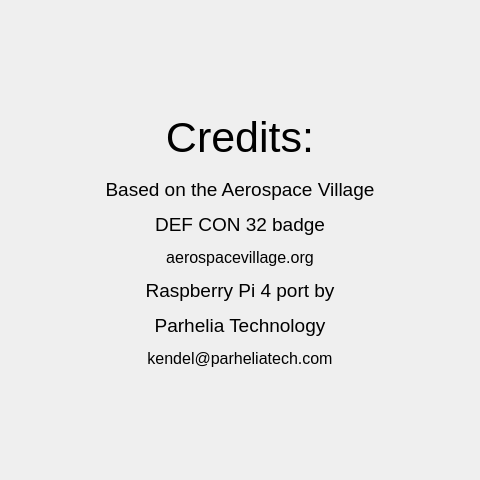
Old version of the form aeroscan-gui/winglet-ui/window/credits.ui in the repository kendelmccarley/AeroScan.
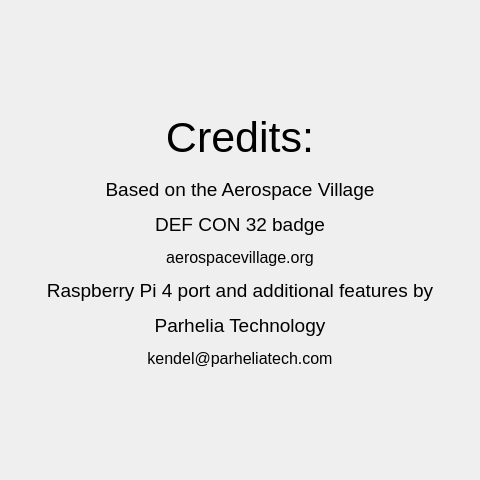
New version of the form.

Patch:
```diff
--- a/aeroscan-gui/winglet-ui/window/credits.ui
+++ b/aeroscan-gui/winglet-ui/window/credits.ui
@@ -67,7 +67,7 @@
    <item>
     <widget class="QLabel" name="label">
      <property name="text">
-      <string>&lt;html&gt;&lt;head/&gt;&lt;body&gt;&lt;p&gt;&lt;span style=&quot; font-size:14pt;&quot;&gt;Based on the Aerospace Village&lt;/span&gt;&lt;/p&gt;&lt;p&gt;&lt;span style=&quot; font-size:14pt;&quot;&gt;DEF CON 32 badge&lt;/span&gt;&lt;/p&gt;&lt;p&gt;&lt;span style=&quot; font-size:12pt;&quot;&gt;aerospacevillage.org&lt;/span&gt;&lt;/p&gt;&lt;p&gt;&lt;span style=&quot; font-size:14pt;&quot;&gt;Raspberry Pi 4 port by&lt;/span&gt;&lt;/p&gt;&lt;p&gt;&lt;span style=&quot; font-size:14pt;&quot;&gt;Parhelia Technology&lt;/span&gt;&lt;/p&gt;&lt;p&gt;&lt;span style=&quot; font-size:12pt;&quot;&gt;kendel@parheliatech.com&lt;/span&gt;&lt;/p&gt;&lt;/body&gt;&lt;/html&gt;</string>
+      <string>&lt;html&gt;&lt;head/&gt;&lt;body&gt;&lt;p&gt;&lt;span style=&quot; font-size:14pt;&quot;&gt;Based on the Aerospace Village&lt;/span&gt;&lt;/p&gt;&lt;p&gt;&lt;span style=&quot; font-size:14pt;&quot;&gt;DEF CON 32 badge&lt;/span&gt;&lt;/p&gt;&lt;p&gt;&lt;span style=&quot; font-size:12pt;&quot;&gt;aerospacevillage.org&lt;/span&gt;&lt;/p&gt;&lt;p&gt;&lt;span style=&quot; font-size:14pt;&quot;&gt;Raspberry Pi 4 port and additional features by&lt;/span&gt;&lt;/p&gt;&lt;p&gt;&lt;span style=&quot; font-size:14pt;&quot;&gt;Parhelia Technology&lt;/span&gt;&lt;/p&gt;&lt;p&gt;&lt;span style=&quot; font-size:12pt;&quot;&gt;kendel@parheliatech.com&lt;/span&gt;&lt;/p&gt;&lt;/body&gt;&lt;/html&gt;</string>
      </property>
      <property name="alignment">
       <set>Qt::AlignCenter</set>
```
